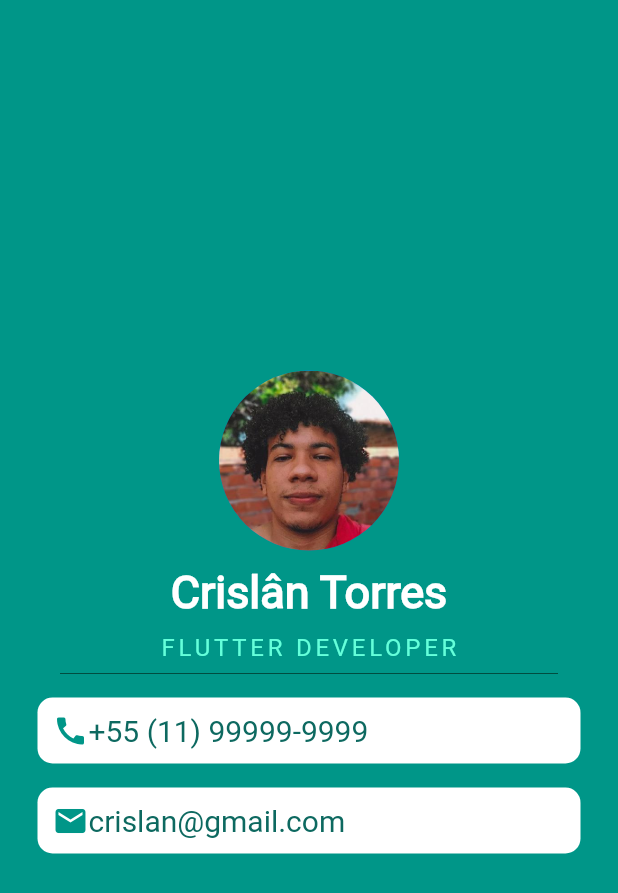
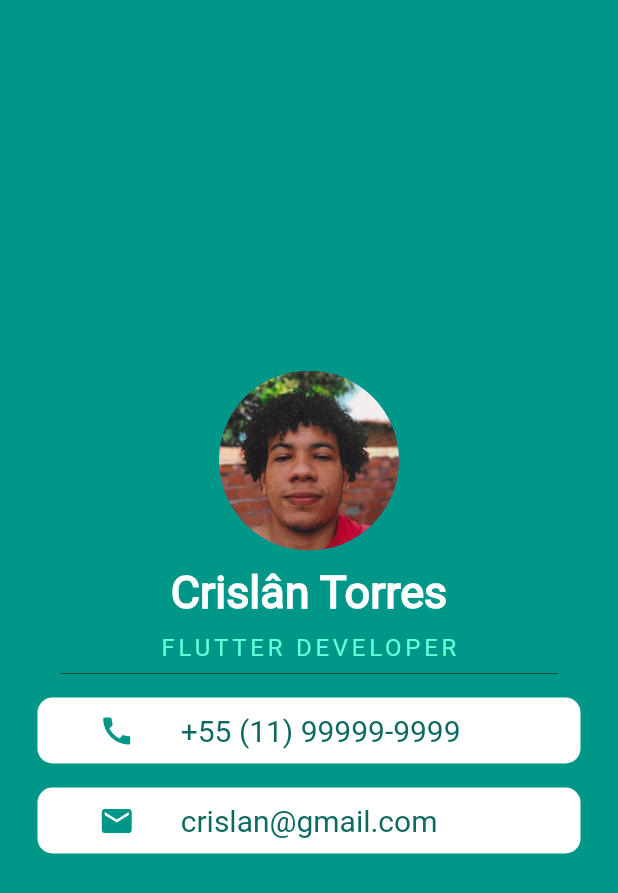
Before and after one commit to crishard/Flutter_apps, a Flutter app: the screen it shows after launch, on a phone screen of 412 x 824 dp. Shown: the top 893 px of the screen. Run offline on Flutter 3.47's test engine with Material 2 defaults, Android fonts, the phone set to English and light mode, and no system bars.

Commit message:
expanded

```diff
--- a/card/lib/main.dart
+++ b/card/lib/main.dart
@@ -44,7 +44,6 @@ class _MyCardState extends State<MyCard> {
               ),
             ),
             ),
-
             Container(
               child: const Text(
               'FLUTTER DEVELOPER',
@@ -56,12 +55,10 @@ class _MyCardState extends State<MyCard> {
               ),
             ),
             ),
-
             Container(
               margin: const EdgeInsets.symmetric(horizontal: 40),
                   child: Divider(color: Colors.teal.shade900,),
             ),
-
             const Contato(
             icon: Icons.call,
             text: '+55 (11) 99999-9999',
@@ -90,8 +87,11 @@ class Contato extends StatelessWidget{
       ),
       child: Row(
         children: [
-        Icon(icon, color: Colors.teal,),
-        Text(text, style: const TextStyle(fontSize: 20, color: Color.fromARGB(255, 13, 105, 96),))
+          Expanded(
+            child: Icon(icon, color: Colors.teal,),),
+          Expanded(
+            flex: 3,
+            child: Text(text, style: const TextStyle(fontSize: 20, color: Color.fromARGB(255, 13, 105, 96),)),),
         ]
       )
     );
```
